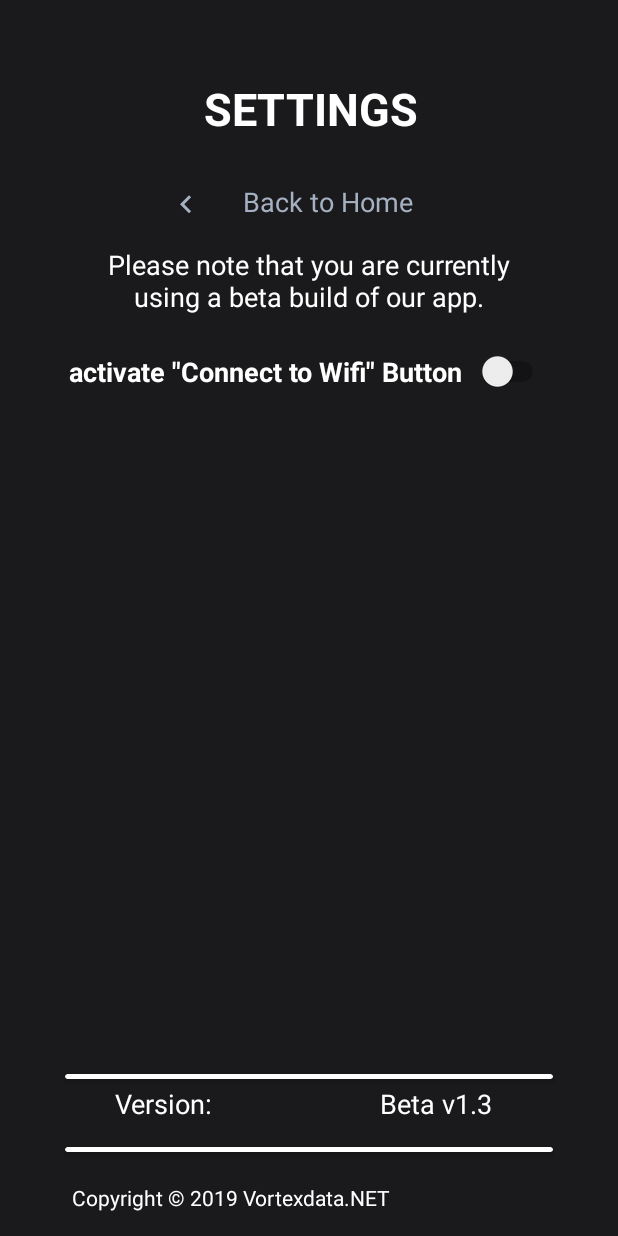
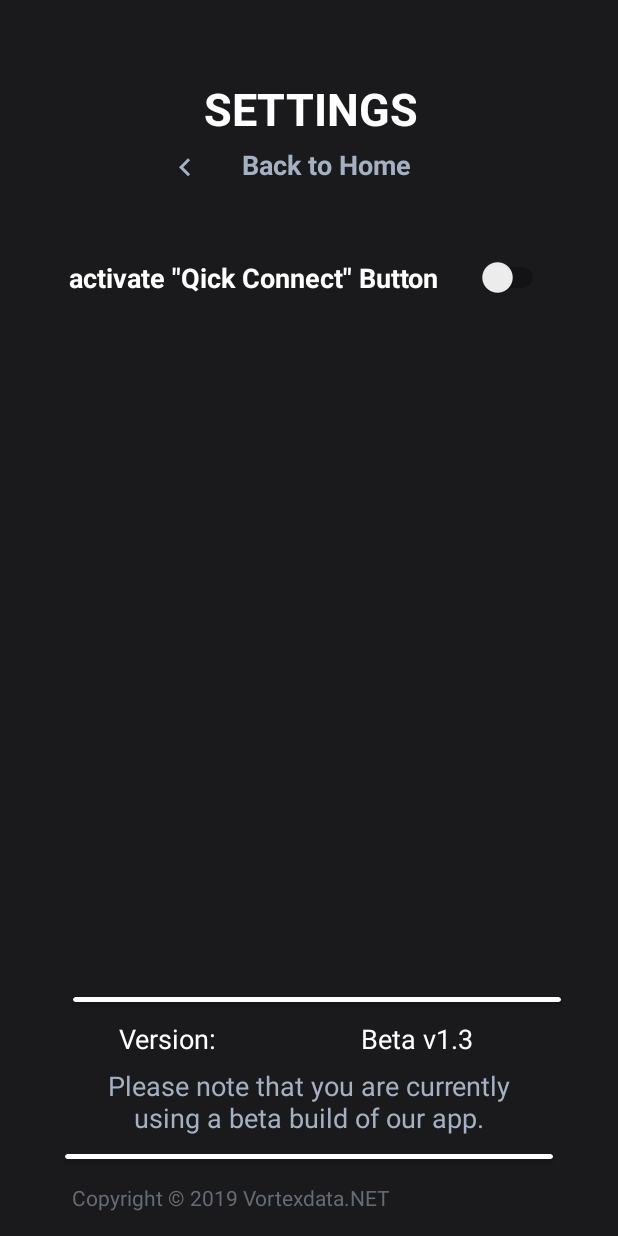
Before and after one commit to Klausmd5/HTL_AutoLogin-Android, an Android app: the Settings screen opened directly, with no data from a screen before it, on a phone screen of 412 x 824 dp. Run offline under Robolectric (Android 15) with nearby library versions, the phone set to English and light mode, and no system bars; Roboto replaces fonts that are not available here.

Commit message:
- edited VersionText

```diff
--- a/app/build.gradle
+++ b/app/build.gradle
@@ -7,7 +7,7 @@ android {
         minSdkVersion 21
         targetSdkVersion 26
         versionCode 1
-        versionName "1.2"
+        versionName "0.0.2"
         testInstrumentationRunner "android.support.test.runner.AndroidJUnitRunner"
     }
     buildTypes {
@@ -35,6 +35,5 @@ dependencies {
     androidTestImplementation 'com.android.support.test:runner:1.0.2'
     androidTestImplementation 'com.android.support.test.espresso:espresso-core:3.0.2'
     implementation 'com.android.support:design:26.1.0'
-    implementation 'jp.wasabeef:blurry:2.1.1'
 
 }
--- /dev/null
+++ b/app/src/main/res/drawable/ic_settings_black_24dp.xml
@@ -0,0 +1,5 @@
+<vector android:height="24dp" android:tint="#FFFFFF"
+    android:viewportHeight="24.0" android:viewportWidth="24.0"
+    android:width="24dp" xmlns:android="http://schemas.android.com/apk/res/android">
+    <path android:fillColor="#FF000000" android:pathData="M19.43,12.98c0.04,-0.32 0.07,-0.64 0.07,-0.98s-0.03,-0.66 -0.07,-0.98l2.11,-1.65c0.19,-0.15 0.24,-0.42 0.12,-0.64l-2,-3.46c-0.12,-0.22 -0.39,-0.3 -0.61,-0.22l-2.49,1c-0.52,-0.4 -1.08,-0.73 -1.69,-0.98l-0.38,-2.65C14.46,2.18 14.25,2 14,2h-4c-0.25,0 -0.46,0.18 -0.49,0.42l-0.38,2.65c-0.61,0.25 -1.17,0.59 -1.69,0.98l-2.49,-1c-0.23,-0.09 -0.49,0 -0.61,0.22l-2,3.46c-0.13,0.22 -0.07,0.49 0.12,0.64l2.11,1.65c-0.04,0.32 -0.07,0.65 -0.07,0.98s0.03,0.66 0.07,0.98l-2.11,1.65c-0.19,0.15 -0.24,0.42 -0.12,0.64l2,3.46c0.12,0.22 0.39,0.3 0.61,0.22l2.49,-1c0.52,0.4 1.08,0.73 1.69,0.98l0.38,2.65c0.03,0.24 0.24,0.42 0.49,0.42h4c0.25,0 0.46,-0.18 0.49,-0.42l0.38,-2.65c0.61,-0.25 1.17,-0.59 1.69,-0.98l2.49,1c0.23,0.09 0.49,0 0.61,-0.22l2,-3.46c0.12,-0.22 0.07,-0.49 -0.12,-0.64l-2.11,-1.65zM12,15.5c-1.93,0 -3.5,-1.57 -3.5,-3.5s1.57,-3.5 3.5,-3.5 3.5,1.57 3.5,3.5 -1.57,3.5 -3.5,3.5z"/>
+</vector>
--- /dev/null
+++ b/app/src/main/res/drawable/quick_connect.xml
@@ -0,0 +1,5 @@
+<vector android:height="24dp" android:tint="#FFFFFF"
+    android:viewportHeight="24.0" android:viewportWidth="24.0"
+    android:width="24dp" xmlns:android="http://schemas.android.com/apk/res/android">
+    <path android:fillColor="#FF000000" android:pathData="M6,3L3,3v3c1.66,0 3,-1.34 3,-3zM14,3h-2c0,4.97 -4.03,9 -9,9v2c6.08,0 11,-4.93 11,-11zM10,3L8,3c0,2.76 -2.24,5 -5,5v2c3.87,0 7,-3.13 7,-7zM10,21h2c0,-4.97 4.03,-9 9,-9v-2c-6.07,0 -11,4.93 -11,11zM18,21h3v-3c-1.66,0 -3,1.34 -3,3zM14,21h2c0,-2.76 2.24,-5 5,-5v-2c-3.87,0 -7,3.13 -7,7z"/>
+</vector>
--- a/app/src/main/res/layout/activity_settings.xml
+++ b/app/src/main/res/layout/activity_settings.xml
@@ -12,7 +12,7 @@
     <TextView
         android:id="@+id/textView5"
         android:layout_width="349dp"
-        android:layout_height="62dp"
+        android:layout_height="45dp"
         android:layout_marginStart="8dp"
         android:layout_marginTop="52dp"
         android:layout_marginEnd="7dp"
@@ -31,38 +31,40 @@
         android:layout_height="3dp"
         android:layout_marginStart="8dp"
         android:layout_marginEnd="8dp"
-        android:layout_marginBottom="4dp"
+        android:layout_marginBottom="12dp"
         app:layout_constraintBottom_toTopOf="@+id/textView3"
         app:layout_constraintEnd_toEndOf="parent"
+        app:layout_constraintHorizontal_bias="0.571"
         app:layout_constraintStart_toStartOf="parent" />
 
     <TextView
         android:id="@+id/textView3"
         android:layout_width="162dp"
         android:layout_height="33dp"
-        android:layout_marginEnd="40dp"
-        android:layout_marginBottom="8dp"
+        android:layout_marginStart="13dp"
+        android:layout_marginEnd="52dp"
+        android:layout_marginBottom="56dp"
         android:text="@string/version"
         android:textAlignment="center"
         android:textColor="#ffff"
         android:textSize="18sp"
         app:layout_constraintBottom_toTopOf="@+id/cardView"
-        app:layout_constraintEnd_toEndOf="parent" />
+        app:layout_constraintEnd_toEndOf="parent"
+        app:layout_constraintStart_toEndOf="@+id/textView4" />
 
     <TextView
         android:id="@+id/textView4"
-        android:layout_width="162dp"
+        android:layout_width="117dp"
         android:layout_height="33dp"
-        android:layout_marginStart="8dp"
-        android:layout_marginEnd="8dp"
-        android:layout_marginBottom="8dp"
+        android:layout_marginStart="52dp"
+        android:layout_marginEnd="13dp"
+        android:layout_marginBottom="56dp"
         android:text="Version:"
         android:textAlignment="center"
         android:textColor="#ffff"
         android:textSize="18sp"
         app:layout_constraintBottom_toTopOf="@+id/cardView"
         app:layout_constraintEnd_toStartOf="@+id/textView3"
-        app:layout_constraintHorizontal_bias="0.625"
         app:layout_constraintStart_toStartOf="parent" />
 
     <android.support.v7.widget.CardView
@@ -71,8 +73,8 @@
         android:layout_height="3dp"
         android:layout_marginStart="8dp"
         android:layout_marginEnd="8dp"
-        android:layout_marginBottom="56dp"
-        app:layout_constraintBottom_toBottomOf="parent"
+        android:layout_marginBottom="16dp"
+        app:layout_constraintBottom_toTopOf="@+id/copyright"
         app:layout_constraintEnd_toEndOf="parent"
         app:layout_constraintStart_toStartOf="parent" />
 
@@ -81,14 +83,15 @@
         android:layout_width="188dp"
         android:layout_height="30dp"
         android:layout_marginStart="8dp"
-        android:layout_marginTop="8dp"
         android:layout_marginEnd="8dp"
         android:drawableLeft="@drawable/ic_keyboard_arrow_left_black_24dp"
         android:text="Back to Home"
         android:textAlignment="center"
         android:textColor="#A5B1C2"
         android:textSize="18sp"
+        android:textStyle="bold"
         app:layout_constraintEnd_toEndOf="parent"
+        app:layout_constraintHorizontal_bias="0.497"
         app:layout_constraintStart_toStartOf="parent"
         app:layout_constraintTop_toBottomOf="@+id/textView5" />
 
@@ -97,10 +100,13 @@
         android:layout_width="wrap_content"
         android:layout_height="wrap_content"
         android:layout_marginStart="48dp"
+        android:layout_marginEnd="8dp"
         android:layout_marginBottom="16dp"
         android:text="Copyright © 2019 Vortexdata.NET"
-        android:textColor="#fff"
+        android:textColor="#666c75"
         app:layout_constraintBottom_toBottomOf="parent"
+        app:layout_constraintEnd_toEndOf="parent"
+        app:layout_constraintHorizontal_bias="0.0"
         app:layout_constraintStart_toStartOf="parent" />
 
     <TextView
@@ -108,15 +114,15 @@
         android:layout_width="307dp"
         android:layout_height="50dp"
         android:layout_marginStart="8dp"
-        android:layout_marginTop="12dp"
         android:layout_marginEnd="8dp"
+        android:layout_marginBottom="8dp"
         android:text="Please note that you are currently using a beta build of our app."
         android:textAlignment="center"
-        android:textColor="#fff"
+        android:textColor="#A5B1C2"
         android:textSize="18sp"
+        app:layout_constraintBottom_toTopOf="@+id/cardView"
         app:layout_constraintEnd_toEndOf="parent"
-        app:layout_constraintStart_toStartOf="parent"
-        app:layout_constraintTop_toBottomOf="@+id/name" />
+        app:layout_constraintStart_toStartOf="parent" />
 
     <Switch
         android:id="@+id/rgbMode"
@@ -132,16 +138,16 @@
         android:visibility="gone"
         app:layout_constraintEnd_toEndOf="parent"
         app:layout_constraintStart_toStartOf="parent"
-        app:layout_constraintTop_toBottomOf="@+id/note" />
+        app:layout_constraintTop_toBottomOf="@+id/name" />
 
     <Switch
         android:id="@+id/connectToHTBLA"
         android:layout_width="320dp"
         android:layout_height="35dp"
         android:layout_marginStart="8dp"
-        android:layout_marginTop="16dp"
+        android:layout_marginTop="40dp"
         android:layout_marginEnd="8dp"
-        android:text='activate "Connect to Wifi" Button'
+        android:text='activate "Qick Connect" Button'
         android:textColor="#fff"
         android:textSize="18sp"
         android:textStyle="bold"
```
Also changed, not shown: app/src/main/java/net/vortexdata/autolog/MainActivity.java (+25 -11 lines), app/src/main/res/layout/activity_main.xml (+17 -17 lines).
